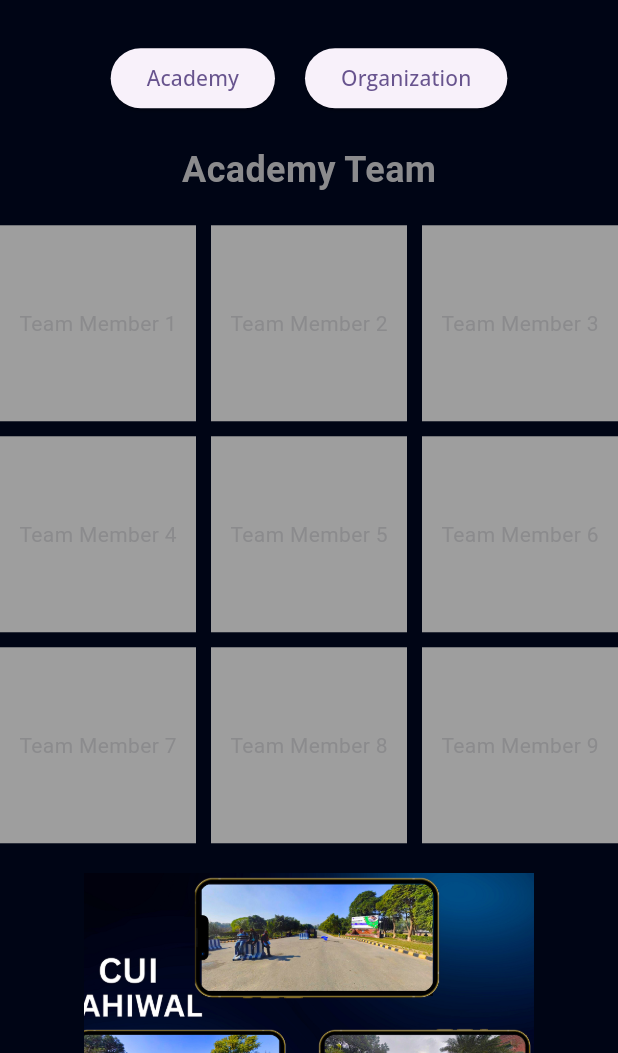
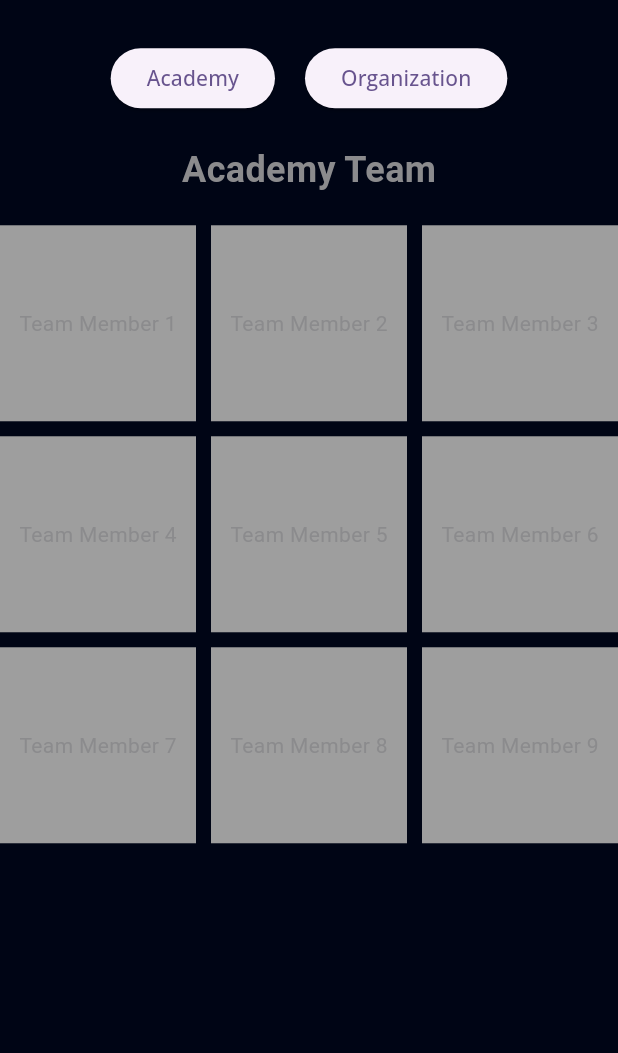
Before and after one commit to emirbartu/mun-temp, a Flutter app: the screen it shows after launch, scrolled down 576 dp, on a phone screen of 412 x 824 dp, the part 183-1236 px from its top. Run offline on Flutter 3.47's test engine with Material 3 defaults, Android fonts, the phone set to English and light mode, and no system bars; our stand-ins replace flutter_svg, font_awesome_flutter, get, google_fonts, photo_view.

Commit message:
ahmet fransaaaaaa

```diff
--- a/lib/view/projects/team_view.dart
+++ b/lib/view/projects/team_view.dart
@@ -38,7 +38,6 @@ class TeamView extends StatelessWidget {
         const SizedBox(height: 20),
         _buildTeamGrid(),
         const SizedBox(height: 20),
-        Image.asset('assets/images/cui.png', width: 300, height: 200, fit: BoxFit.cover),
       ],
     );
   }
```
